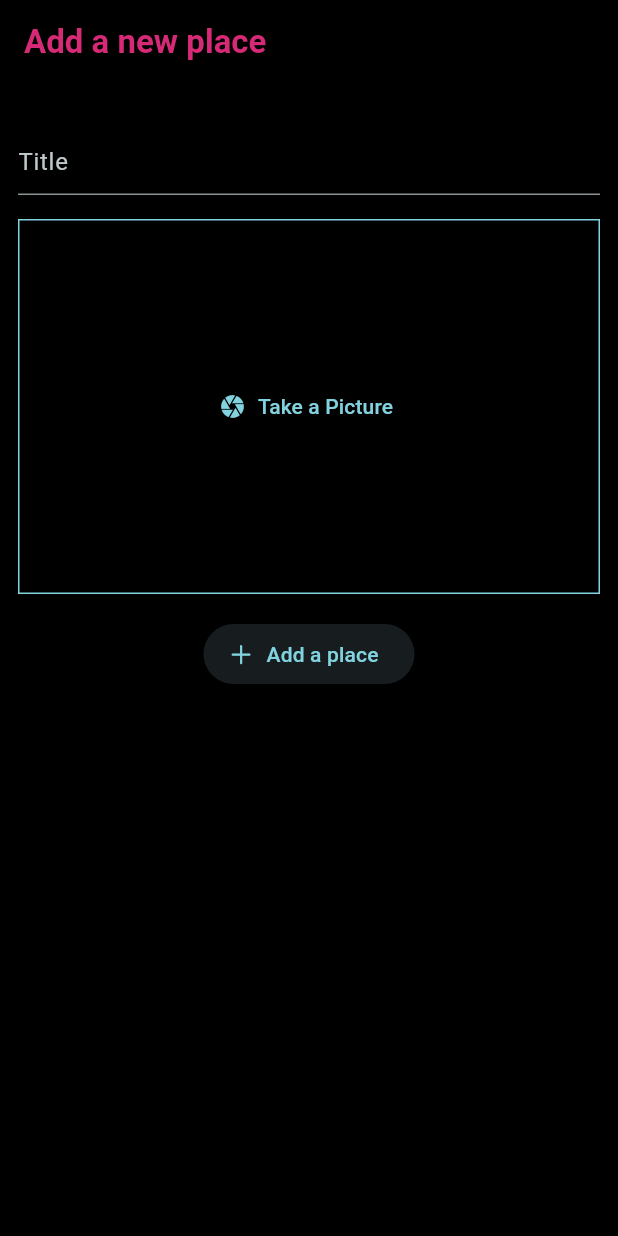
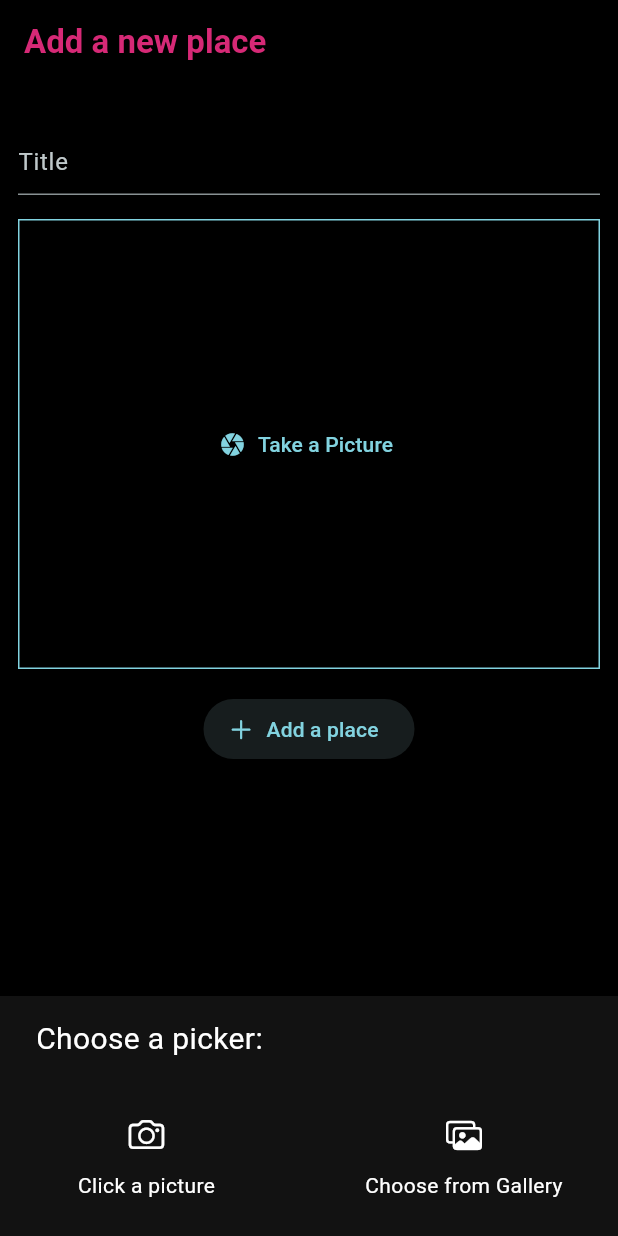
Before and after one commit to abhaybissa31/flutter-fav-places, a Flutter app: the AddNewPlaces screen opened directly, after a tap on "Take a Picture", on a phone screen of 412 x 824 dp. Run offline on Flutter 3.47's test engine with Material 3 defaults, Android fonts, the phone set to English and light mode, and no system bars; our stand-ins replace flutter_riverpod, google_fonts, image_picker.

Commit message:
choice for picking up pic given also inkwell added

```diff
--- a/lib/widgets/image_input.dart
+++ b/lib/widgets/image_input.dart
@@ -1,5 +1,6 @@
 import 'dart:io';
 
+import 'package:flutter/cupertino.dart';
 import 'package:flutter/material.dart';
 import 'package:image_picker/image_picker.dart';
 
@@ -8,7 +9,6 @@ class ImageInput extends StatefulWidget {
 
   @override
   State<ImageInput> createState() {
-    // TODO: implement createState
     return _ImageInputState();
   }
 }
@@ -16,29 +16,130 @@ class ImageInput extends StatefulWidget {
 class _ImageInputState extends State<ImageInput> {
   File? _selectedImage;
 
-  void _takePicture() async {
+  void _chooseImagePickerSource() {
+    // ScaffoldMessenger.of(context).clearSnackBars();
+    ScaffoldMessenger.of(context).showSnackBar(
+      SnackBar(
+        backgroundColor: const Color.fromARGB(255, 18, 18, 18),
+        duration: const Duration(seconds: 120),
+        content: Column(
+          children: [
+            const Row(
+              children: [
+                Text(
+                  'Choose a picker:',
+                  style: TextStyle(color: Colors.white, fontSize: 20),
+                )
+              ],
+            ),
+            const SizedBox(
+              height: 25,
+            ),
+            Row(
+              mainAxisAlignment: MainAxisAlignment.center,
+              crossAxisAlignment: CrossAxisAlignment.center,
+              children: [
+                const SizedBox(
+                  width: 15,
+                ),
+                Row(
+                  crossAxisAlignment: CrossAxisAlignment.center,
+                  children: [
+                    Column(
+                      children: [
+                        IconButton(
+                          icon: const Icon(CupertinoIcons.camera),
+                          color: Colors.white,
+                          onPressed: () => _takePicture(true),
+                        ),
+                        const Text(
+                          'Click a picture',
+                          style: TextStyle(color: Colors.white),
+                        )
+                      ],
+                    )
+                  ],
+                ),
+                const SizedBox(
+                  width: 100,
+                ),
+                Row(
+                  crossAxisAlignment: CrossAxisAlignment.center,
+                  children: [
+                    Column(
+                      children: [
+                        IconButton(
+                          icon: const Icon(CupertinoIcons.photo_on_rectangle),
+                          onPressed: () => _takePicture(false),
+                          color: Colors.white,
+                        ),
+                        const Text(
+                          'Choose from Gallery',
+                          style: TextStyle(color: Colors.white),
+                        )
+                      ],
+                    )
+                  ],
+                ),
+                const SizedBox(
+                  height: 40,
+                )
+              ],
+            ),
+            const SizedBox(
+              height: 10,
+            )
+          ],
+        ),
+      ),
+    );
+  }
+
+  Future<void> _takePicture(bool isCameraSelected) async {
     final imagePicker = ImagePicker();
-    final pickedImage =
-        await imagePicker.pickImage(source: ImageSource.camera,imageQuality: 100,maxWidth: 600);
-    if (pickedImage == null) {
-      return;
+    if (isCameraSelected) {
+      final pickedImage = await imagePicker.pickImage(
+        source: ImageSource.camera,
+        imageQuality: 100,
+        maxWidth: 600,
+
+      );
+    ScaffoldMessenger.of(context).clearSnackBars();
+      if (pickedImage == null) {
+        return;
+      }
+
+      setState(() {
+        _selectedImage = File(pickedImage.path);
+      });
+    } else {
+      final pickedImage = await imagePicker.pickImage(
+        source: ImageSource.gallery,
+        imageQuality: 100,
+        maxWidth: 600,
+      );
+        ScaffoldMessenger.of(context).clearSnackBars();
+      if (pickedImage == null) {
+        return;
+      }
+
+      setState(() {
+        _selectedImage = File(pickedImage.path);
+      });
     }
-    setState(() {
-      _selectedImage = File(pickedImage.path);
-    });
   }
 
   @override
   Widget build(BuildContext context) {
     Widget content = TextButton.icon(
-      onPressed: _takePicture,
+      onPressed: _chooseImagePickerSource,
       label: const Text("Take a Picture"),
       icon: const Icon(Icons.camera),
     );
 
     if (_selectedImage != null) {
       content = GestureDetector(
-        onTap: _takePicture,
+        onTap: _chooseImagePickerSource,
         child: Image.file(
           _selectedImage!,
           fit: BoxFit.cover,
@@ -50,12 +151,14 @@ class _ImageInputState extends State<ImageInput> {
 
     return Container(
       decoration: BoxDecoration(
-        border:
-            Border.all(width: 1, color: Theme.of(context).colorScheme.primary),
+        border: Border.all(
+          width: 1,
+          color: Theme.of(context).colorScheme.primary,
+        ),
       ),
-      height: 250,
+      height: 300,
+      width: double.infinity,
       alignment: Alignment.center,
-      width: double.infinity,
       child: content,
     );
   }
```
